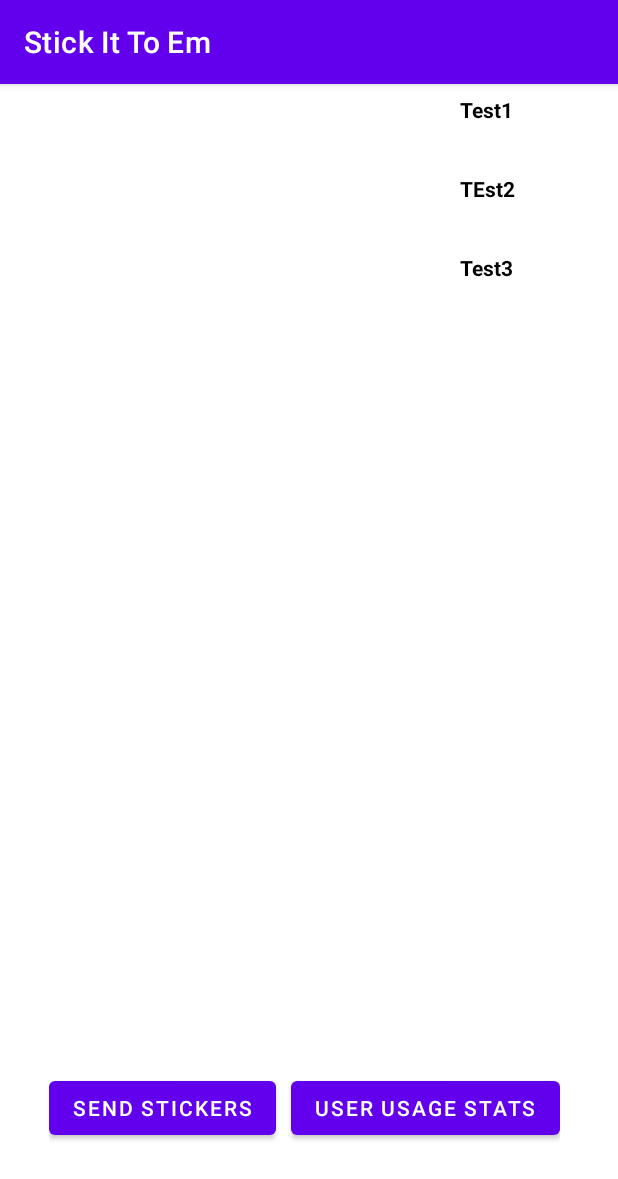
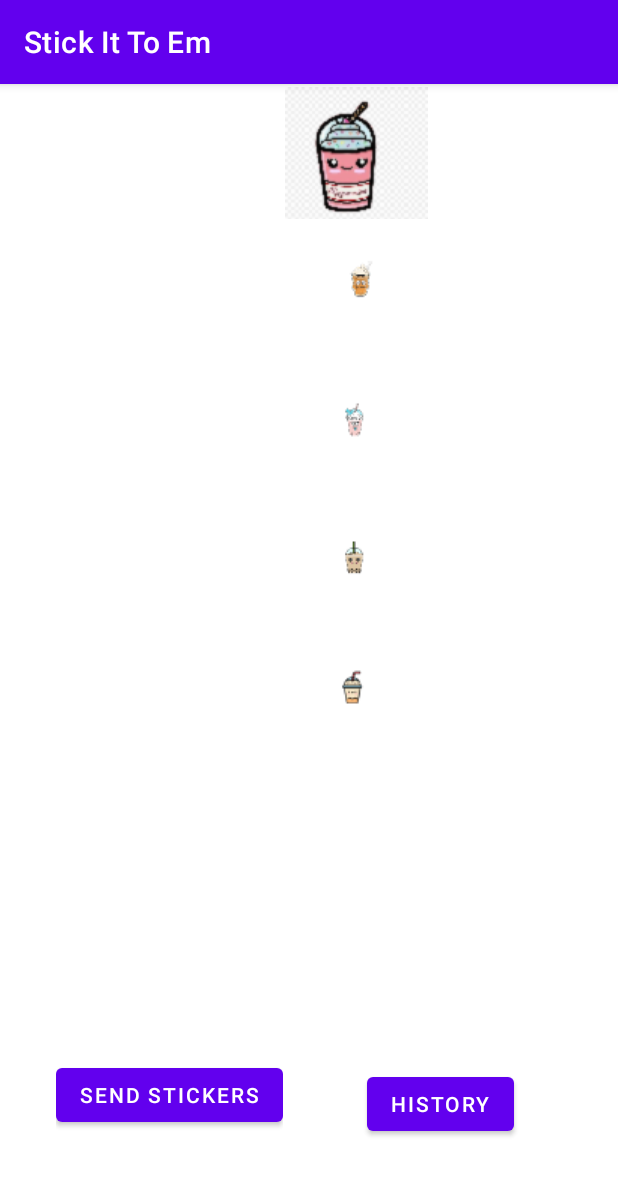
Before and after one commit to icodealittle/NUMASSU22_Assignment8, an Android app: the screen it shows after launch (HomePageActivity), after a tap on "LOGIN", on a phone screen of 412 x 824 dp. Shown: the top 1179 px of the screen. Run offline under Robolectric (Android 15) with nearby library versions, the phone set to English and light mode, and no system bars; our stand-ins replace Firebase (no records; nobody signed in at launch, a user with empty details on screens opened directly).

Commit message:
Add stickers and finish the history

```diff
--- a/app/src/main/AndroidManifest.xml
+++ b/app/src/main/AndroidManifest.xml
@@ -23,6 +23,7 @@
             </intent-filter>
         </activity>
         <activity android:name=".HomePageActivity"></activity>
+        <activity android:name=".history.HistoryCollector"></activity>
     </application>
 
 </manifest>
--- a/app/src/main/java/edu/neu/madcourse/numadsu22_a8/HomePageActivity.java
+++ b/app/src/main/java/edu/neu/madcourse/numadsu22_a8/HomePageActivity.java
@@ -25,19 +25,24 @@ import com.google.firebase.messaging.FirebaseMessaging;
 import java.time.LocalDateTime;
 import java.time.format.DateTimeFormatter;
 import java.util.ArrayList;
+import java.util.Arrays;
 import java.util.List;
 
 import edu.neu.madcourse.numadsu22_a8.friendlist.FriendAdaptor;
+import edu.neu.madcourse.numadsu22_a8.history.ChatHistory;
+import edu.neu.madcourse.numadsu22_a8.history.HistoryCollector;
 import edu.neu.madcourse.numadsu22_a8.stickerlist.StickerAdaptor;
 
 public class HomePageActivity extends AppCompatActivity {
     RecyclerView friendListRecyclerView;
     RecyclerView stickerListRecyclerView;
     List<User> friendList = new ArrayList<>();
-    List<String> stickerList;
+    List<Integer> stickerList = new ArrayList<>(Arrays.asList(R.drawable.drink1, R.drawable.drink2, R.drawable.drink3, R.drawable.drink4,
+            R.drawable.drink5));
     public StickerAdaptor stickerAdaptor;
     public FriendAdaptor friendAdaptor;
     Button sendBtn;
+    Button checkHistoryBtn;
     private static String CLIENT_REGISTRATION_TOKEN;
     private static String SERVER_KEY;
     private DatabaseReference fireBase;
@@ -46,8 +51,7 @@ public class HomePageActivity extends AppCompatActivity {
     private String sender;
     private String receiver;
     private String date;
-    private String message;
-
+    private int message = -1;
 
     @Override
     protected void onCreate(Bundle savedInstanceState) {
@@ -56,20 +60,19 @@ public class HomePageActivity extends AppCompatActivity {
 
         setContentView(R.layout.home_page_activity);
 
-        stickerList = getStickerList();
-
+        Log.e("Error", "set view");
         stickerListRecyclerView = findViewById(R.id.recyclerViewSticker);
         stickerListRecyclerView.setHasFixedSize(true);
         stickerListRecyclerView.setLayoutManager(new LinearLayoutManager(this));
         stickerAdaptor = new StickerAdaptor(stickerList, this);
         stickerListRecyclerView.setAdapter(stickerAdaptor);
-
+        Log.e("Error", "set sticker");
         friendListRecyclerView = findViewById(R.id.recyclerView);
         friendListRecyclerView.setHasFixedSize(true);
         friendListRecyclerView.setLayoutManager(new LinearLayoutManager(this));
         friendAdaptor = new FriendAdaptor(friendList, this);
         friendListRecyclerView.setAdapter(friendAdaptor);
-
+        Log.e("Error", "set friends");
         currentUser = (User)getIntent().getSerializableExtra("user");
         initFriendList();
 
@@ -133,23 +136,36 @@ public class HomePageActivity extends AppCompatActivity {
 
                 message = stickerAdaptor.message;
                 receiver = friendAdaptor.senderName;
-
-
+                if (receiver == null) {
+                    Toast.makeText(getApplicationContext(), ("Please select a receiver!"), Toast.LENGTH_SHORT).show();
+                } else if (message == -1) {
+                    Toast.makeText(getApplicationContext(), ("Please select a sticker!"), Toast.LENGTH_SHORT).show();
+                } else {
                     ChatHistory record = new ChatHistory(sender, date, message);
-                Task t1 = fireBase.child(receiver).child("history").child("chat "+date).setValue(record).addOnCompleteListener(new OnCompleteListener<Void>() {
+                    Task t1 = fireBase.child(receiver).child("history").child("chat " + date).setValue(record).addOnCompleteListener(new OnCompleteListener<Void>() {
                         @Override
                         public void onComplete(@NonNull Task<Void> task) {
                             Log.e("test", "finish");
                             if (!task.isSuccessful()) {
                                 Toast.makeText(getApplicationContext(), ("Unable to send!"), Toast.LENGTH_SHORT).show();
                             } else {
-                            Toast.makeText(getApplicationContext(), ("Send your sticker to "+receiver+" !"), Toast.LENGTH_SHORT).show();
+                                Toast.makeText(getApplicationContext(), ("Send your sticker to " + receiver + " !"), Toast.LENGTH_SHORT).show();
+                            }
+                        }
+                    });
                 }
             }
         });
 
+        checkHistoryBtn = findViewById(R.id.history);
+        checkHistoryBtn.setOnClickListener(new View.OnClickListener() {
+            @Override
+            public void onClick(View v) {
+                Log.e("test", "onclick usage");
+                Intent i = new Intent(HomePageActivity.this, HistoryCollector.class);
+                i.putExtra("user", currentUser);
+                startActivity(i);
             }
-
         });
     }
 
@@ -174,12 +190,4 @@ public class HomePageActivity extends AppCompatActivity {
         });
     }
 
-    public List<String> getStickerList() {
-        List<String> testList = new ArrayList<>();
-        testList.add("Test1");
-        testList.add("TEst2");
-        testList.add("Test3");
-        return testList;
 }
-
-}
--- a/app/src/main/java/edu/neu/madcourse/numadsu22_a8/LogIn.java
+++ b/app/src/main/java/edu/neu/madcourse/numadsu22_a8/LogIn.java
@@ -7,6 +7,7 @@ import android.util.Log;
 import android.view.View;
 import android.widget.Button;
 import android.widget.EditText;
+import android.widget.ImageView;
 import android.widget.Toast;
 
 import androidx.annotation.NonNull;
@@ -33,11 +34,15 @@ public class LogIn extends AppCompatActivity {
     private Button login;
     private String userName;
 
+    private ImageView imageView;
+
     @SuppressLint("RestrictedApi")
     @Override
     protected void onCreate(Bundle savedInstanceState) {
         super.onCreate(savedInstanceState);
         setContentView(R.layout.login);
+
+
 
         SERVER_KEY = "key=AAAAuqkZ0v4:APA91bEuftlK6bcSKv7W5OpyKjGuWAYZsBJCXW-0Kzikv9_2e0avTtiDeOneAlpfFBVQLMOJpajMmGls7yoTY4YHNriQ8ez0DElAEiG7kn78CSqHM4Ytmiczd1-gLHK2JKj5Uz5QzLc-"; //Add key
 
--- a/app/src/main/java/edu/neu/madcourse/numadsu22_a8/ChatHistory.java
+++ b/app/src/main/java/edu/neu/madcourse/numadsu22_a8/history/ChatHistory.java
@@ -1,15 +1,15 @@
-package edu.neu.madcourse.numadsu22_a8;
+package edu.neu.madcourse.numadsu22_a8.history;
 
 public class ChatHistory {
     public String sender;
     public String date;
-    public String message; // replace it with image
+    public int message; // replace it with image
 
     public ChatHistory() {
         // Default constructor required for calls to DataSnapshot.getValue(User.class)
     }
 
-    public ChatHistory(String sender, String date, String message) {
+    public ChatHistory(String sender, String date, int message) {
         this.sender = sender;
         this.date = date;
         this.message = message;
--- a/app/src/main/java/edu/neu/madcourse/numadsu22_a8/stickerlist/StickerAdaptor.java
+++ b/app/src/main/java/edu/neu/madcourse/numadsu22_a8/stickerlist/StickerAdaptor.java
@@ -10,22 +10,23 @@ import android.view.ViewGroup;
 import androidx.annotation.NonNull;
 import androidx.recyclerview.widget.RecyclerView;
 
+import java.util.ArrayList;
 import java.util.List;
 
 import edu.neu.madcourse.numadsu22_a8.R;
-import edu.neu.madcourse.numadsu22_a8.User;
-import edu.neu.madcourse.numadsu22_a8.friendlist.FriendViewHolder;
 
 public class StickerAdaptor extends RecyclerView.Adapter<StickerViewHolder> {
-    private final List<String> stickerList;
     private final Context context;
     public int row_index = -1;
-    public String message;
+    public int message = -1;
+    public List<Integer> stickerList = new ArrayList<>();
 
 
-    public StickerAdaptor(List<String> stickerList, Context context) {
+    public StickerAdaptor(List<Integer> stickerList, Context context) {
         this.stickerList = stickerList;
         this.context = context;
+//        images = new int[]{R.drawable.pokemon, R.drawable.drink1, R.drawable.drink2,
+//                R.drawable.drink3, R.drawable.drink4, R.drawable.drink5, R.drawable.drink6};
     }
 
     @NonNull
@@ -49,13 +50,11 @@ public class StickerAdaptor extends RecyclerView.Adapter<StickerViewHolder> {
 
         if(row_index==position){
             holder.itemView.setBackgroundColor(Color.parseColor("#567845"));
-            holder.nameTV.setTextColor(Color.parseColor("#ffffff"));
             message = stickerList.get(row_index);
         }
         else
         {
             holder.itemView.setBackgroundColor(Color.parseColor("#ffffff"));
-            holder.nameTV.setTextColor(Color.parseColor("#000000"));
         }
 
     }
--- a/app/src/main/java/edu/neu/madcourse/numadsu22_a8/stickerlist/StickerViewHolder.java
+++ b/app/src/main/java/edu/neu/madcourse/numadsu22_a8/stickerlist/StickerViewHolder.java
@@ -1,6 +1,8 @@
 package edu.neu.madcourse.numadsu22_a8.stickerlist;
 
+import android.util.Log;
 import android.view.View;
+import android.widget.ImageView;
 import android.widget.LinearLayout;
 import android.widget.TextView;
 
@@ -12,17 +14,14 @@ import edu.neu.madcourse.numadsu22_a8.User;
 
 public class StickerViewHolder extends RecyclerView.ViewHolder {
 
-    public TextView nameTV;
+    public ImageView stickerIV;
 
     public StickerViewHolder(@NonNull View itemView) {
         super(itemView);
-        this.nameTV = itemView.findViewById(R.id.stickerNameTV);
+        this.stickerIV = itemView.findViewById(R.id.stickerIV);
     }
 
-    public void bindThisData(String name) {
-        // sets the name of the person to the name textview of the viewholder.
-        nameTV.setText(name);
+    public void bindThisData(int imagePath) {
+        stickerIV.setImageResource(imagePath);
     }
-
-
 }
--- a/app/src/main/res/layout/home_page_activity.xml
+++ b/app/src/main/res/layout/home_page_activity.xml
@@ -8,28 +8,31 @@
 
     <androidx.recyclerview.widget.RecyclerView
         android:id="@+id/recyclerView"
-        android:layout_width="175dp"
-        android:layout_height="621dp"
+        android:layout_width="176dp"
+        android:layout_height="604dp"
         android:background="@android:color/white"
         android:padding="5dp"
+        app:layout_constraintBottom_toBottomOf="parent"
         app:layout_constraintEnd_toEndOf="parent"
         app:layout_constraintHeight_percent=".875"
         app:layout_constraintHorizontal_bias="0.0"
         app:layout_constraintStart_toStartOf="parent"
-        tools:ignore="MissingConstraints"
-        tools:layout_editor_absoluteY="1dp" />
+        app:layout_constraintTop_toTopOf="parent"
+        app:layout_constraintVertical_bias="0.0"
+        tools:ignore="MissingConstraints" />
 
     <LinearLayout
         android:id="@+id/button_container"
         android:layout_width="wrap_content"
         android:layout_height="0dp"
-        android:layout_marginBottom="37dp"
         android:gravity="center"
         app:layout_constraintBottom_toBottomOf="parent"
         app:layout_constraintEnd_toEndOf="parent"
         app:layout_constraintHeight_percent=".125"
-        app:layout_constraintHorizontal_bias="0.461"
-        app:layout_constraintStart_toStartOf="parent">
+        app:layout_constraintHorizontal_bias="0.142"
+        app:layout_constraintStart_toStartOf="parent"
+        app:layout_constraintTop_toBottomOf="@+id/recyclerViewSticker"
+        app:layout_constraintVertical_bias="0.342">
 
         <Button
             android:id="@+id/sendSticker"
@@ -39,33 +42,35 @@
             android:text="@string/send"
             app:layout_constraintBottom_toBottomOf="parent"
             app:layout_constraintEnd_toEndOf="parent"
-            app:layout_constraintStart_toEndOf="@id/stats_usage"
+            app:layout_constraintStart_toEndOf="@id/history"
             app:layout_constraintTop_toBottomOf="@+id/recyclerView"
             app:layout_constraintVertical_bias="1.0" />
 
-        <Button
-            android:id="@+id/stats_usage"
-            android:layout_width="wrap_content"
-            android:layout_height="wrap_content"
-            android:layout_marginLeft="10dp"
-            android:text="@string/stat"
-            app:layout_constraintBottom_toBottomOf="parent"
-            app:layout_constraintEnd_toStartOf="@id/sendSticker"
-            app:layout_constraintStart_toStartOf="parent"
-            app:layout_constraintTop_toBottomOf="@+id/recyclerView"
-            app:layout_constraintVertical_bias="1.0" />
     </LinearLayout>
 
     <androidx.recyclerview.widget.RecyclerView
         android:id="@+id/recyclerViewSticker"
-        android:layout_width="215dp"
-        android:layout_height="638dp"
+        android:layout_width="213dp"
+        android:layout_height="602dp"
         app:layout_constraintBottom_toBottomOf="parent"
         app:layout_constraintEnd_toEndOf="parent"
         app:layout_constraintHorizontal_bias="0.538"
         app:layout_constraintStart_toEndOf="@+id/recyclerView"
         app:layout_constraintTop_toTopOf="parent"
         app:layout_constraintVertical_bias="0.0" />
+
+    <Button
+        android:id="@+id/history"
+        android:layout_width="wrap_content"
+        android:layout_height="wrap_content"
+        android:layout_weight="1"
+        android:text="History"
+        app:layout_constraintBottom_toBottomOf="parent"
+        app:layout_constraintEnd_toEndOf="parent"
+        app:layout_constraintHorizontal_bias="0.448"
+        app:layout_constraintStart_toEndOf="@+id/button_container"
+        app:layout_constraintTop_toBottomOf="@+id/recyclerViewSticker"
+        app:layout_constraintVertical_bias="0.456" />
 
     <!--    <ImageButton-->
     <!--        android:id="@+id/drink1"-->
--- a/app/src/main/res/layout/sticker_item.xml
+++ b/app/src/main/res/layout/sticker_item.xml
@@ -2,15 +2,15 @@
 <LinearLayout xmlns:android="http://schemas.android.com/apk/res/android"
     xmlns:app="http://schemas.android.com/apk/res-auto"
     xmlns:tools="http://schemas.android.com/tools"
+    android:id="@+id/stickerlayout"
     android:layout_width="match_parent"
     android:layout_height="match_parent">
 
-    <TextView
-        android:id="@+id/stickerNameTV"
-        android:layout_width="149dp"
-        android:layout_height="45dp"
-        android:layout_marginStart="120dp"
-        android:layout_marginTop="7dp"
-        android:layout_marginEnd="174dp"
-        android:textStyle="bold" />
+    <ImageView
+        android:id="@+id/stickerIV"
+        android:padding="2dp"
+        android:layout_width="wrap_content"
+        android:layout_height="wrap_content"
+        android:layout_weight="1"
+        app:srcCompat="@drawable/pokemon" />
 </LinearLayout>
```
Also changed, not shown: app/src/main/java/edu/neu/madcourse/numadsu22_a8/history/HistoryAdaptor.java (added, +48 -0 lines), app/src/main/java/edu/neu/madcourse/numadsu22_a8/history/HistoryCollector.java (+57 -0 lines), app/src/main/java/edu/neu/madcourse/numadsu22_a8/history/HistoryViewHolder.java (+9 -9 lines), app/src/main/java/edu/neu/madcourse/numadsu22_a8/notification/SendNotificationActivity.java (added, +71 -0 lines), app/src/main/res/layout/chat_history.xml (added, +10 -0 lines), app/src/main/res/layout/chat_item.xml (renamed from app/src/main/res/layout/recieved_sticker.xml, +4 -4 lines). Lines whose indentation alone changed are shown as unchanged.
